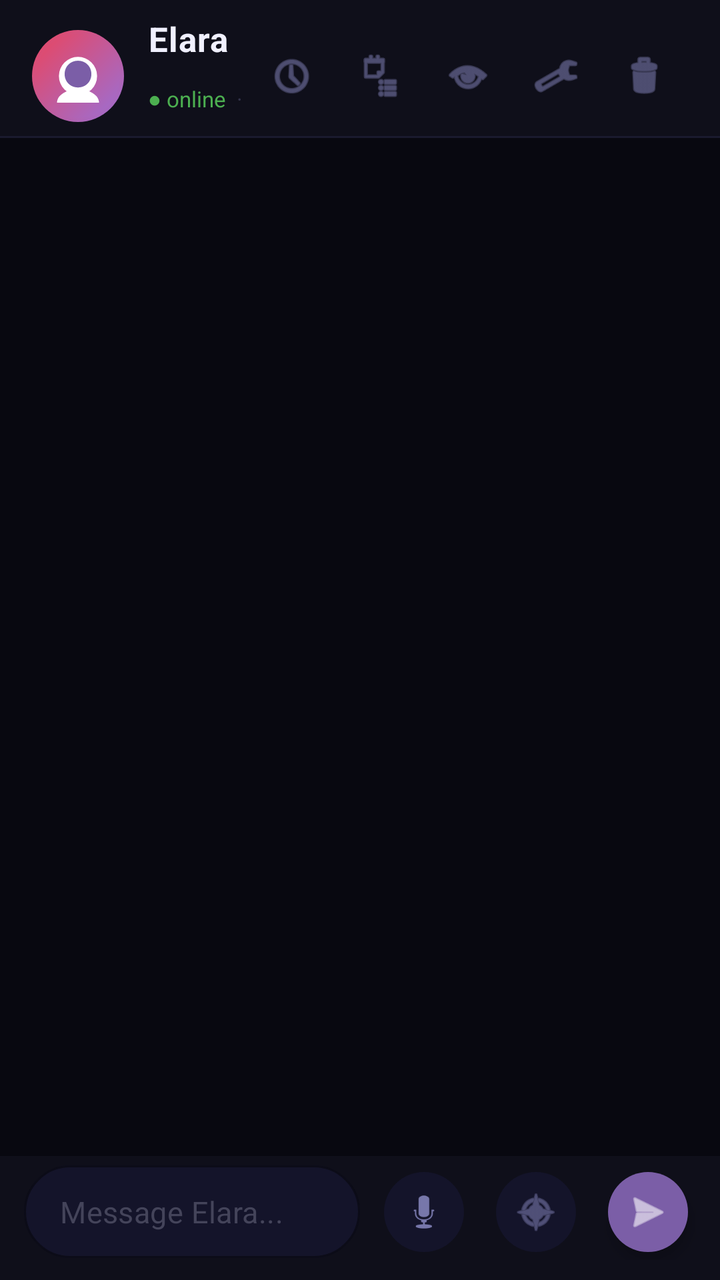
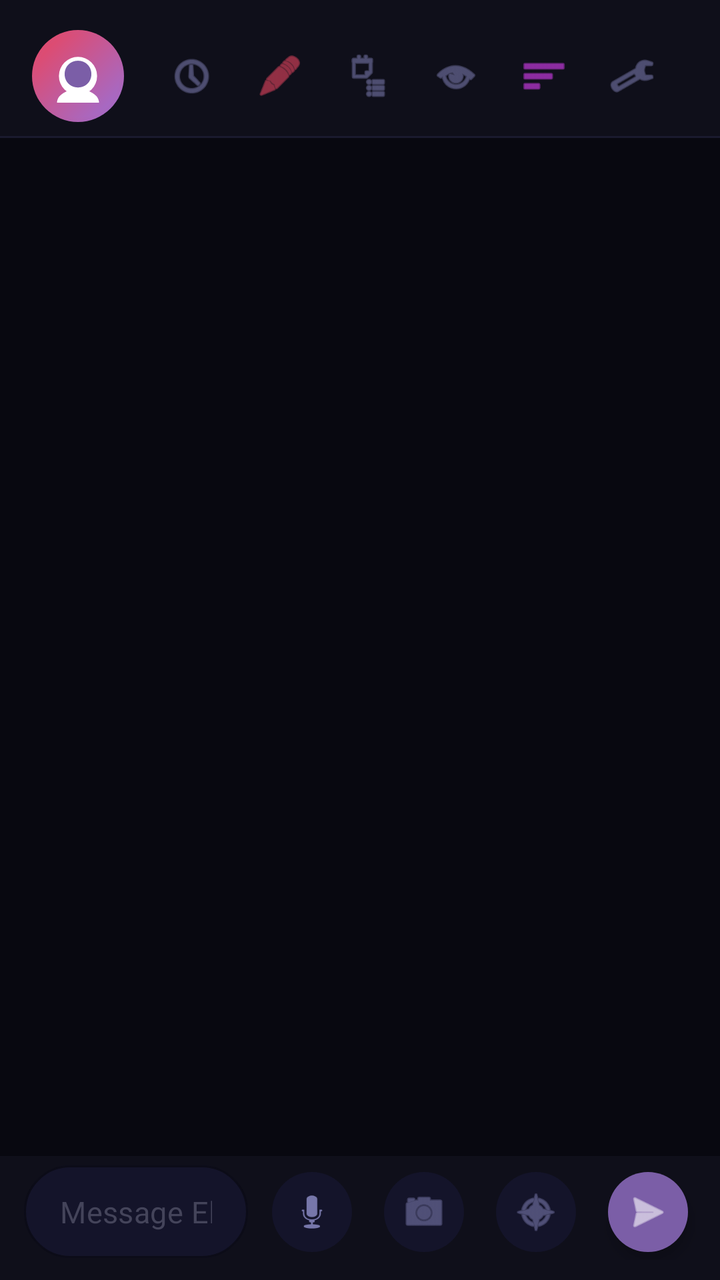

The first picture is an Android layout as it rendered before a commit; the second is the same layout after the commit. The layout source and the unified diff follow.
<!-- AndroidManifest.xml: application theme Theme.ElaraApp -->
<!-- res/layout/activity_main.xml -->
<?xml version="1.0" encoding="utf-8"?>
<androidx.constraintlayout.widget.ConstraintLayout
    xmlns:android="http://schemas.android.com/apk/res/android"
    xmlns:app="http://schemas.android.com/apk/res-auto"
    android:layout_width="match_parent"
    android:layout_height="match_parent"
    android:background="#080810">

    
    <ImageView
        android:id="@+id/chatBgImage"
        android:layout_width="0dp"
        android:layout_height="0dp"
        android:scaleType="centerCrop"
        android:visibility="gone"
        android:alpha="0.25"
        app:layout_constraintTop_toTopOf="parent"
        app:layout_constraintBottom_toBottomOf="parent"
        app:layout_constraintStart_toStartOf="parent"
        app:layout_constraintEnd_toEndOf="parent" />

    
    <LinearLayout
        android:id="@+id/header"
        android:layout_width="0dp"
        android:layout_height="68dp"
        android:orientation="horizontal"
        android:gravity="center_vertical"
        android:paddingHorizontal="16dp"
        android:paddingTop="8dp"
        android:background="#0F0F1A"
        app:layout_constraintTop_toTopOf="parent"
        app:layout_constraintStart_toStartOf="parent"
        app:layout_constraintEnd_toEndOf="parent">

        
        <FrameLayout
            android:layout_width="46dp"
            android:layout_height="46dp"
            android:clickable="true"
            android:focusable="true">

            <View
                android:layout_width="46dp"
                android:layout_height="46dp"
                android:background="@drawable/avatar_bg" />

            <ImageView
                android:id="@+id/avatarImage"
                android:layout_width="42dp"
                android:layout_height="42dp"
                android:layout_gravity="center"
                android:src="@drawable/avatar_elara"
                android:scaleType="centerCrop"
                android:background="@drawable/avatar_bg" />

        </FrameLayout>

        <LinearLayout
            android:layout_width="0dp"
            android:layout_height="wrap_content"
            android:layout_weight="1"
            android:orientation="vertical"
            android:layout_marginStart="12dp">

            <LinearLayout
                android:layout_width="wrap_content"
                android:layout_height="wrap_content"
                android:orientation="horizontal"
                android:gravity="center_vertical">

                <TextView
                    android:id="@+id/characterNameText"
                    android:layout_width="wrap_content"
                    android:layout_height="wrap_content"
                    android:text="Elara"
                    android:textColor="#F0F0FF"
                    android:textSize="17sp"
                    android:textStyle="bold"
                    android:letterSpacing="0.02"
                    android:clickable="true"
                    android:focusable="true" />

                <TextView
                    android:id="@+id/escalationText"
                    android:layout_width="wrap_content"
                    android:layout_height="wrap_content"
                    android:layout_marginStart="8dp"
                    android:textColor="#E94560"
                    android:textSize="10sp" />

                <TextView
                    android:id="@+id/streakText"
                    android:layout_width="wrap_content"
                    android:layout_height="wrap_content"
                    android:layout_marginStart="8dp"
                    android:textColor="#FFB300"
                    android:textSize="10sp" />

                <TextView
                    android:id="@+id/timerText"
                    android:layout_width="wrap_content"
                    android:layout_height="wrap_content"
                    android:layout_marginStart="8dp"
                    android:textColor="#44445A"
                    android:textSize="10sp" />

            </LinearLayout>

            <LinearLayout
                android:layout_width="wrap_content"
                android:layout_height="wrap_content"
                android:orientation="horizontal"
                android:gravity="center_vertical">

                <TextView
                    android:id="@+id/statusText"
                    android:layout_width="wrap_content"
                    android:layout_height="wrap_content"
                    android:text="● online"
                    android:textColor="#4CAF50"
                    android:textSize="11sp" />

                <TextView
                    android:layout_width="wrap_content"
                    android:layout_height="wrap_content"
                    android:text="  ·  "
                    android:textColor="#33334A"
                    android:textSize="11sp" />

                <TextView
                    android:id="@+id/worldLabel"
                    android:layout_width="wrap_content"
                    android:layout_height="wrap_content"
                    android:text="🏙️ Modern"
                    android:textColor="#9B6FD4"
                    android:textSize="11sp"
                    android:clickable="true"
                    android:focusable="true" />

                <TextView
                    android:layout_width="wrap_content"
                    android:layout_height="wrap_content"
                    android:text="  ·  "
                    android:textColor="#33334A"
                    android:textSize="11sp" />

                <TextView
                    android:id="@+id/personalityLabel"
                    android:layout_width="wrap_content"
                    android:layout_height="wrap_content"
                    android:text="😊 Friendly"
                    android:textColor="#E94560"
                    android:textSize="11sp"
                    android:clickable="true"
                    android:focusable="true" />

            </LinearLayout>

        </LinearLayout>

        <ImageButton
            android:id="@+id/historyButton"
            android:layout_width="44dp"
            android:layout_height="44dp"
            android:src="@android:drawable/ic_menu_recent_history"
            android:tint="#7777AA"
            android:background="?attr/selectableItemBackgroundBorderless"
            android:contentDescription="History"
            android:scaleType="fitCenter"
            android:padding="10dp" />

        <ImageButton
            android:id="@+id/wordsButton"
            android:layout_width="44dp"
            android:layout_height="44dp"
            android:src="@android:drawable/ic_menu_agenda"
            android:tint="#7777AA"
            android:background="?attr/selectableItemBackgroundBorderless"
            android:contentDescription="My words"
            android:scaleType="fitCenter"
            android:padding="10dp" />

        <ImageButton
            android:id="@+id/immersiveToggle"
            android:layout_width="44dp"
            android:layout_height="44dp"
            android:src="@android:drawable/ic_menu_view"
            android:tint="#7777AA"
            android:background="?attr/selectableItemBackgroundBorderless"
            android:contentDescription="Immersive mode"
            android:scaleType="fitCenter"
            android:padding="10dp" />

        <ImageButton
            android:id="@+id/settingsButton"
            android:layout_width="44dp"
            android:layout_height="44dp"
            android:src="@android:drawable/ic_menu_preferences"
            android:tint="#7777AA"
            android:background="?attr/selectableItemBackgroundBorderless"
            android:contentDescription="Settings"
            android:scaleType="fitCenter"
            android:padding="10dp" />

        <ImageButton
            android:id="@+id/clearButton"
            android:layout_width="44dp"
            android:layout_height="44dp"
            android:src="@android:drawable/ic_menu_delete"
            android:tint="#7777AA"
            android:background="?attr/selectableItemBackgroundBorderless"
            android:contentDescription="Clear chat"
            android:scaleType="fitCenter"
            android:padding="10dp" />

    </LinearLayout>

    
    <View
        android:id="@+id/headerDivider"
        android:layout_width="0dp"
        android:layout_height="1dp"
        android:background="#1A1A2E"
        app:layout_constraintTop_toBottomOf="@id/header"
        app:layout_constraintStart_toStartOf="parent"
        app:layout_constraintEnd_toEndOf="parent" />

    
    <androidx.recyclerview.widget.RecyclerView
        android:id="@+id/chatRecycler"
        android:layout_width="0dp"
        android:layout_height="0dp"
        android:paddingHorizontal="16dp"
        android:paddingTop="12dp"
        android:paddingBottom="8dp"
        android:clipToPadding="false"
        app:layout_constraintTop_toBottomOf="@id/headerDivider"
        app:layout_constraintStart_toStartOf="parent"
        app:layout_constraintEnd_toEndOf="parent"
        app:layout_constraintBottom_toTopOf="@id/inputContainer" />

    
    <LinearLayout
        android:id="@+id/inputContainer"
        android:layout_width="0dp"
        android:layout_height="wrap_content"
        android:orientation="vertical"
        android:paddingHorizontal="12dp"
        android:paddingBottom="10dp"
        android:background="#0F0F1A"
        app:layout_constraintBottom_toBottomOf="parent"
        app:layout_constraintStart_toStartOf="parent"
        app:layout_constraintEnd_toEndOf="parent">

        
        <HorizontalScrollView
            android:id="@+id/topicScroll"
            android:layout_width="match_parent"
            android:layout_height="wrap_content"
            android:scrollbars="none"
            android:paddingTop="8dp"
            android:paddingBottom="4dp"
            android:visibility="gone">
            <LinearLayout
                android:id="@+id/topicChipContainer"
                android:layout_width="wrap_content"
                android:layout_height="wrap_content"
                android:orientation="horizontal"
                android:gravity="center_vertical" />
        </HorizontalScrollView>

        <LinearLayout
            android:layout_width="match_parent"
            android:layout_height="wrap_content"
            android:orientation="horizontal"
            android:gravity="center_vertical"
            android:paddingTop="4dp">

        <com.google.android.material.textfield.TextInputLayout
            android:layout_width="0dp"
            android:layout_height="wrap_content"
            android:layout_weight="1"
            style="@style/Widget.MaterialComponents.TextInputLayout.OutlinedBox"
            app:boxBackgroundColor="#14142A"
            app:boxStrokeColor="#2A2A45"
            app:boxStrokeWidth="1dp"
            app:boxCornerRadiusTopStart="26dp"
            app:boxCornerRadiusTopEnd="26dp"
            app:boxCornerRadiusBottomStart="26dp"
            app:boxCornerRadiusBottomEnd="26dp"
            app:hintEnabled="false">

            <com.google.android.material.textfield.TextInputEditText
                android:id="@+id/messageInput"
                android:layout_width="match_parent"
                android:layout_height="wrap_content"
                android:hint="Message Elara..."
                android:textColor="#E8E8FF"
                android:textColorHint="#44445A"
                android:textSize="15sp"
                android:paddingHorizontal="18dp"
                android:paddingVertical="13dp"
                android:background="@null"
                android:inputType="text"
                android:singleLine="true"
                android:imeOptions="actionSend" />

        </com.google.android.material.textfield.TextInputLayout>

        <com.google.android.material.floatingactionbutton.FloatingActionButton
            android:id="@+id/micButton"
            android:layout_width="wrap_content"
            android:layout_height="wrap_content"
            android:layout_marginStart="8dp"
            android:src="@android:drawable/ic_btn_speak_now"
            app:backgroundTint="#14142A"
            app:tint="#7777AA"
            app:fabSize="mini"
            app:elevation="0dp"
            app:borderWidth="0dp" />

        <com.google.android.material.floatingactionbutton.FloatingActionButton
            android:id="@+id/topicButton"
            android:layout_width="wrap_content"
            android:layout_height="wrap_content"
            android:layout_marginStart="8dp"
            android:src="@android:drawable/ic_menu_compass"
            app:backgroundTint="#14142A"
            app:tint="#7777AA"
            app:fabSize="mini"
            app:elevation="0dp"
            app:borderWidth="0dp" />

        <com.google.android.material.floatingactionbutton.FloatingActionButton
            android:id="@+id/sendButton"
            android:layout_width="wrap_content"
            android:layout_height="wrap_content"
            android:layout_marginStart="8dp"
            android:src="@android:drawable/ic_menu_send"
            app:backgroundTint="#7B5EA7"
            app:tint="#FFFFFF"
            app:fabSize="mini"
            app:elevation="4dp"
            app:borderWidth="0dp" />

        </LinearLayout>
    </LinearLayout>

    
    <androidx.constraintlayout.widget.ConstraintLayout
        android:id="@+id/immersiveOverlay"
        android:layout_width="match_parent"
        android:layout_height="match_parent"
        android:background="#080810"
        android:visibility="gone"
        app:layout_constraintTop_toTopOf="parent"
        app:layout_constraintBottom_toBottomOf="parent"
        app:layout_constraintStart_toStartOf="parent"
        app:layout_constraintEnd_toEndOf="parent">

        
        <ImageView
            android:id="@+id/immersiveBgImage"
            android:layout_width="match_parent"
            android:layout_height="match_parent"
            android:scaleType="centerCrop"
            android:visibility="gone"
            android:alpha="0.2"
            app:layout_constraintTop_toTopOf="parent"
            app:layout_constraintBottom_toBottomOf="parent"
            app:layout_constraintStart_toStartOf="parent"
            app:layout_constraintEnd_toEndOf="parent" />

        
        <com.google.android.material.button.MaterialButton
            android:id="@+id/exitImmersive"
            android:layout_width="40dp"
            android:layout_height="40dp"
            android:text="✕"
            android:textSize="18sp"
            android:textColor="#44445A"
            style="@style/Widget.MaterialComponents.Button.TextButton"
            app:layout_constraintTop_toTopOf="parent"
            app:layout_constraintEnd_toEndOf="parent"
            android:layout_marginTop="20dp"
            android:layout_marginEnd="16dp" />

        
        <View
            android:id="@+id/pulseRing"
            android:layout_width="160dp"
            android:layout_height="160dp"
            android:background="@drawable/pulse_ring"
            app:layout_constraintBottom_toTopOf="@id/immersiveMic"
            app:layout_constraintStart_toStartOf="parent"
            app:layout_constraintEnd_toEndOf="parent"
            android:layout_marginBottom="24dp"
            android:visibility="invisible" />

        
        <ImageView
            android:id="@+id/immersiveAvatar"
            android:layout_width="120dp"
            android:layout_height="120dp"
            android:src="@drawable/avatar_elara"
            android:scaleType="centerCrop"
            android:background="@drawable/avatar_bg"
            app:layout_constraintBottom_toTopOf="@id/immersiveStatusText"
            app:layout_constraintStart_toStartOf="parent"
            app:layout_constraintEnd_toEndOf="parent"
            android:layout_marginBottom="16dp" />

        
        <TextView
            android:id="@+id/immersiveStatusText"
            android:layout_width="wrap_content"
            android:layout_height="wrap_content"
            android:text="Elara"
            android:textColor="#9B9BBB"
            android:textSize="16sp"
            android:letterSpacing="0.05"
            app:layout_constraintBottom_toTopOf="@id/immersiveMic"
            app:layout_constraintStart_toStartOf="parent"
            app:layout_constraintEnd_toEndOf="parent"
            android:layout_marginBottom="36dp" />

        
        <com.google.android.material.floatingactionbutton.FloatingActionButton
            android:id="@+id/immersiveMic"
            android:layout_width="wrap_content"
            android:layout_height="wrap_content"
            android:src="@android:drawable/ic_btn_speak_now"
            app:backgroundTint="#14142A"
            app:tint="#9B6FD4"
            app:fabSize="normal"
            app:elevation="8dp"
            app:borderWidth="0dp"
            app:layout_constraintBottom_toTopOf="@id/immersiveHint"
            app:layout_constraintStart_toStartOf="parent"
            app:layout_constraintEnd_toEndOf="parent"
            android:layout_marginBottom="16dp" />

        
        <TextView
            android:id="@+id/immersiveHint"
            android:layout_width="wrap_content"
            android:layout_height="wrap_content"
            android:text="Tap mic to begin"
            android:textColor="#33334A"
            android:textSize="13sp"
            android:letterSpacing="0.08"
            app:layout_constraintBottom_toBottomOf="parent"
            app:layout_constraintStart_toStartOf="parent"
            app:layout_constraintEnd_toEndOf="parent"
            android:layout_marginBottom="60dp" />

    </androidx.constraintlayout.widget.ConstraintLayout>

</androidx.constraintlayout.widget.ConstraintLayout>
<!-- resources referenced by this layout -->
<resources>
  <!-- drawable avatar_bg (drawable) -->
  <?xml version="1.0" encoding="utf-8"?>
  <shape xmlns:android="http://schemas.android.com/apk/res/android"
      android:shape="oval">
      <gradient
          android:type="linear"
          android:angle="135"
          android:startColor="#9B6FD4"
          android:endColor="#E94560" />
  </shape>
  <!-- drawable avatar_elara (drawable) -->
  <?xml version="1.0" encoding="utf-8"?>
  <vector xmlns:android="http://schemas.android.com/apk/res/android"
      android:width="44dp"
      android:height="44dp"
      android:viewportWidth="44"
      android:viewportHeight="44">
      <path
          android:fillColor="#FFFFFF"
          android:pathData="M22,22m-10,0a10,10 0,1 1,20 0a10,10 0,1 1,-20 0" />
      <path
          android:fillColor="#7B5EA7"
          android:pathData="M22,14 C18,14 15,17 15,21 C15,25 18,28 22,28 C26,28 29,25 29,21 C29,17 26,14 22,14Z" />
      <path
          android:fillColor="#FFFFFF"
          android:pathData="M22,29 C16,29 11,32 11,36 L33,36 C33,32 28,29 22,29Z" />
  </vector>
  <!-- drawable pulse_ring (drawable) -->
  <?xml version="1.0" encoding="utf-8"?>
  <shape xmlns:android="http://schemas.android.com/apk/res/android"
      android:shape="oval">
      <solid android:color="#007B5EA7" />
      <stroke
          android:width="2dp"
          android:color="#557B5EA7" />
  </shape>
  <style name="Theme.ElaraApp" parent="Theme.MaterialComponents.DayNight.DarkActionBar">
          <item name="colorPrimary">#1A1A2E</item>
          <item name="colorPrimaryVariant">#16213E</item>
          <item name="colorOnPrimary">#FFFFFF</item>
          <item name="colorSecondary">#E94560</item>
          <item name="colorOnSecondary">#FFFFFF</item>
          <item name="android:statusBarColor">#1A1A2E</item>
      </style>
</resources>

<!-- the commit's change to res/layout/activity_main.xml (unified diff, before → after) -->
@@ -171,6 +171,17 @@
             android:padding="10dp" />
 
         <ImageButton
+            android:id="@+id/errorsButton"
+            android:layout_width="44dp"
+            android:layout_height="44dp"
+            android:src="@android:drawable/ic_menu_edit"
+            android:tint="#E94560"
+            android:background="?attr/selectableItemBackgroundBorderless"
+            android:contentDescription="My mistakes"
+            android:scaleType="fitCenter"
+            android:padding="10dp" />
+
+        <ImageButton
             android:id="@+id/wordsButton"
             android:layout_width="44dp"
             android:layout_height="44dp"
@@ -189,6 +200,17 @@
             android:tint="#7777AA"
             android:background="?attr/selectableItemBackgroundBorderless"
             android:contentDescription="Immersive mode"
+            android:scaleType="fitCenter"
+            android:padding="10dp" />
+
+        <ImageButton
+            android:id="@+id/learnButton"
+            android:layout_width="44dp"
+            android:layout_height="44dp"
+            android:src="@android:drawable/ic_menu_sort_by_size"
+            android:tint="#E040FB"
+            android:background="?attr/selectableItemBackgroundBorderless"
+            android:contentDescription="Learning path"
             android:scaleType="fitCenter"
             android:padding="10dp" />
 
@@ -223,6 +245,21 @@
         android:layout_height="1dp"
         android:background="#1A1A2E"
         app:layout_constraintTop_toBottomOf="@id/header"
+        app:layout_constraintStart_toStartOf="parent"
+        app:layout_constraintEnd_toEndOf="parent" />
+
+    
+    <TextView
+        android:id="@+id/activeScenarioLabel"
+        android:layout_width="0dp"
+        android:layout_height="wrap_content"
+        android:textColor="#E040FB"
+        android:textSize="11sp"
+        android:paddingHorizontal="16dp"
+        android:paddingVertical="6dp"
+        android:background="#0F0F1A"
+        android:visibility="gone"
+        app:layout_constraintTop_toBottomOf="@id/headerDivider"
         app:layout_constraintStart_toStartOf="parent"
         app:layout_constraintEnd_toEndOf="parent" />
 
@@ -235,10 +272,53 @@
         android:paddingTop="12dp"
         android:paddingBottom="8dp"
         android:clipToPadding="false"
-        app:layout_constraintTop_toBottomOf="@id/headerDivider"
+        app:layout_constraintTop_toBottomOf="@id/activeScenarioLabel"
         app:layout_constraintStart_toStartOf="parent"
         app:layout_constraintEnd_toEndOf="parent"
-        app:layout_constraintBottom_toTopOf="@id/inputContainer" />
+        app:layout_constraintBottom_toTopOf="@id/photoContextBar" />
+
+    
+    <LinearLayout
+        android:id="@+id/photoContextBar"
+        android:layout_width="0dp"
+        android:layout_height="wrap_content"
+        android:orientation="horizontal"
+        android:gravity="center_vertical"
+        android:paddingHorizontal="12dp"
+        android:paddingVertical="8dp"
+        android:background="#1A1028"
+        android:visibility="gone"
+        app:layout_constraintBottom_toTopOf="@id/inputContainer"
+        app:layout_constraintStart_toStartOf="parent"
+        app:layout_constraintEnd_toEndOf="parent">
+
+        <TextView
+            android:layout_width="0dp"
+            android:layout_height="wrap_content"
+            android:layout_weight="1"
+            android:text="📷"
+            android:textSize="16sp" />
+
+        <TextView
+            android:id="@+id/photoContextText"
+            android:layout_width="0dp"
+            android:layout_height="wrap_content"
+            android:layout_weight="4"
+            android:textColor="#CCCCFF"
+            android:textSize="11sp"
+            android:maxLines="3"
+            android:ellipsize="end" />
+
+        <ImageButton
+            android:id="@+id/photoContextDismiss"
+            android:layout_width="32dp"
+            android:layout_height="32dp"
+            android:src="@android:drawable/ic_menu_close_clear_cancel"
+            android:tint="#666680"
+            android:background="?attr/selectableItemBackgroundBorderless"
+            android:contentDescription="Dismiss photo" />
+
+    </LinearLayout>
 
     
     <LinearLayout
@@ -321,6 +401,18 @@
             app:borderWidth="0dp" />
 
         <com.google.android.material.floatingactionbutton.FloatingActionButton
+            android:id="@+id/cameraButton"
+            android:layout_width="wrap_content"
+            android:layout_height="wrap_content"
+            android:layout_marginStart="8dp"
+            android:src="@android:drawable/ic_menu_camera"
+            app:backgroundTint="#14142A"
+            app:tint="#7777AA"
+            app:fabSize="mini"
+            app:elevation="0dp"
+            app:borderWidth="0dp" />
+
+        <com.google.android.material.floatingactionbutton.FloatingActionButton
             android:id="@+id/topicButton"
             android:layout_width="wrap_content"
             android:layout_height="wrap_content"
